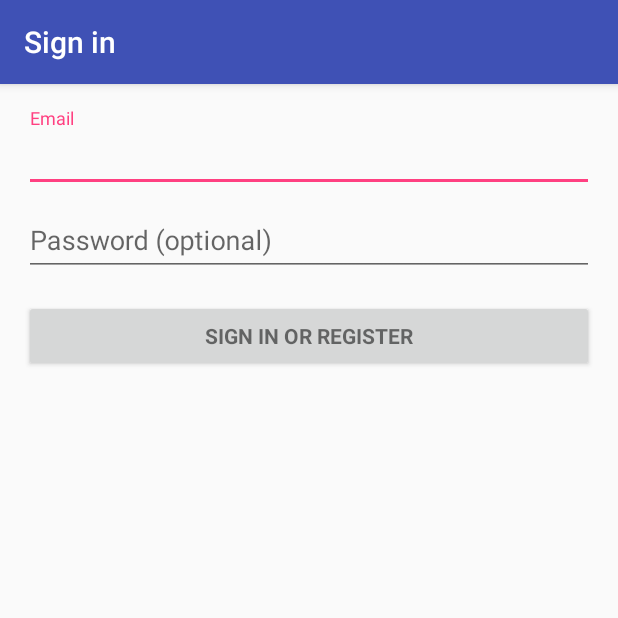
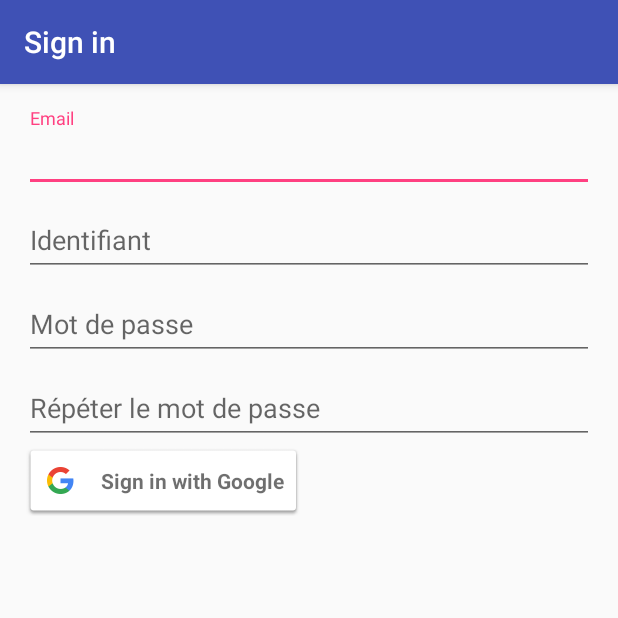
Before and after one commit to chautrom/MoodMap, an Android app: the LoginActivity screen opened directly, with no data from a screen before it, on a phone screen of 412 x 824 dp, the top half of it. Run offline under Robolectric (Android 15) with nearby library versions, the phone set to English and light mode, and no system bars.

Commit message:
Connection en utilisant un compte google

```diff
--- a/app/build.gradle
+++ b/app/build.gradle
@@ -27,4 +27,5 @@ dependencies {
     compile 'com.android.support:design:24.2.1'
     compile 'org.osmdroid:osmdroid-android:5.6.2'
     compile 'com.github.MKergall:osmbonuspack:6.1'
+    compile 'com.google.android.gms:play-services-auth:9.0.0'
 }
--- a/app/src/main/java/com/example/mapaide/moodmap/LoginActivity.java
+++ b/app/src/main/java/com/example/mapaide/moodmap/LoginActivity.java
@@ -3,6 +3,7 @@ package com.example.mapaide.moodmap;
 import android.animation.Animator;
 import android.animation.AnimatorListenerAdapter;
 import android.annotation.TargetApi;
+import android.content.Intent;
 import android.content.pm.PackageManager;
 import android.support.annotation.NonNull;
 import android.support.design.widget.Snackbar;
@@ -19,6 +20,7 @@ import android.os.Build;
 import android.os.Bundle;
 import android.provider.ContactsContract;
 import android.text.TextUtils;
+import android.util.Log;
 import android.view.KeyEvent;
 import android.view.View;
 import android.view.View.OnClickListener;
@@ -28,6 +30,15 @@ import android.widget.AutoCompleteTextView;
 import android.widget.Button;
 import android.widget.EditText;
 import android.widget.TextView;
+import android.widget.Toast;
+
+import com.google.android.gms.auth.api.signin.GoogleSignInAccount;
+import com.google.android.gms.auth.api.signin.GoogleSignInOptions;
+import com.google.android.gms.auth.api.signin.GoogleSignInResult;
+import com.google.android.gms.common.ConnectionResult;
+import com.google.android.gms.common.SignInButton;
+import com.google.android.gms.common.api.GoogleApiClient;
+import com.google.android.gms.auth.api.Auth;
 
 import java.util.ArrayList;
 import java.util.List;
@@ -37,12 +48,13 @@ import static android.Manifest.permission.READ_CONTACTS;
 /**
  * A login screen that offers login via email/password.
  */
-public class LoginActivity extends AppCompatActivity implements LoaderCallbacks<Cursor> {
+public class LoginActivity extends AppCompatActivity implements LoaderCallbacks<Cursor>, GoogleApiClient.OnConnectionFailedListener, View.OnClickListener {
 
     /**
      * Id to identity READ_CONTACTS permission request.
      */
     private static final int REQUEST_READ_CONTACTS = 0;
+    private static final int RC_SIGN_IN = 9001;
 
     /**
      * A dummy authentication store containing known user names and passwords.
@@ -61,6 +73,7 @@ public class LoginActivity extends AppCompatActivity implements LoaderCallbacks<
     private EditText mPasswordView;
     private View mProgressView;
     private View mLoginFormView;
+    private GoogleApiClient mGoogleApiClient;
 
     @Override
     protected void onCreate(Bundle savedInstanceState) {
@@ -68,7 +81,7 @@ public class LoginActivity extends AppCompatActivity implements LoaderCallbacks<
         setContentView(R.layout.activity_login);
         // Set up the login form.
         mEmailView = (AutoCompleteTextView) findViewById(R.id.email);
-        populateAutoComplete();
+        //populateAutoComplete();
 
         mPasswordView = (EditText) findViewById(R.id.password);
         mPasswordView.setOnEditorActionListener(new TextView.OnEditorActionListener() {
@@ -81,7 +94,7 @@ public class LoginActivity extends AppCompatActivity implements LoaderCallbacks<
                 return false;
             }
         });
-
+/*
         Button mEmailSignInButton = (Button) findViewById(R.id.email_sign_in_button);
         mEmailSignInButton.setOnClickListener(new OnClickListener() {
             @Override
@@ -89,9 +102,56 @@ public class LoginActivity extends AppCompatActivity implements LoaderCallbacks<
                 attemptLogin();
             }
         });
-
+*/
         mLoginFormView = findViewById(R.id.login_form);
         mProgressView = findViewById(R.id.login_progress);
+
+        GoogleSignInOptions gso = new GoogleSignInOptions.Builder(GoogleSignInOptions.DEFAULT_SIGN_IN)
+                .requestEmail()
+                .build();
+
+        mGoogleApiClient = new GoogleApiClient.Builder(this)
+                .enableAutoManage(this /* FragmentActivity */, this /* OnConnectionFailedListener */)
+                .addApi(Auth.GOOGLE_SIGN_IN_API, gso)
+                .build();
+
+        SignInButton signInButton = (SignInButton) findViewById(R.id.sign_in_button);
+        signInButton.setSize(SignInButton.SIZE_WIDE);
+
+        findViewById(R.id.sign_in_button).setOnClickListener(this);
+
+    }
+
+    public void signIn(){
+        Intent signInIntent = Auth.GoogleSignInApi.getSignInIntent(mGoogleApiClient);
+        startActivityForResult(signInIntent, RC_SIGN_IN);
+    }
+    private void signIn2() {
+        Intent signInIntent = Auth.GoogleSignInApi.getSignInIntent(mGoogleApiClient);
+        startActivityForResult(signInIntent, RC_SIGN_IN);
+    }
+
+    @Override
+    public void onActivityResult(int requestCode, int resultCode, Intent data) {
+        super.onActivityResult(requestCode, resultCode, data);
+
+        // Result returned from launching the Intent from GoogleSignInApi.getSignInIntent(...);
+        if (requestCode == RC_SIGN_IN) {
+            GoogleSignInResult result = Auth.GoogleSignInApi.getSignInResultFromIntent(data);
+            handleSignInResult(result);
+        }
+    }
+    private void handleSignInResult(GoogleSignInResult result) {
+        Log.d("TAG", "handleSignInResult:" + result.isSuccess());
+        if (result.isSuccess()) {
+            // Signed in successfully, show authenticated UI.
+            GoogleSignInAccount acct = result.getSignInAccount();
+            //mStatusTextView.setText(getString(R.string.signed_in_fmt, acct.getDisplayName()));
+            //updateUI(true);
+        } else {
+            // Signed out, show unauthenticated UI.
+            //updateUI(false);
+        }
     }
 
     private void populateAutoComplete() {
@@ -279,6 +339,20 @@ public class LoginActivity extends AppCompatActivity implements LoaderCallbacks<
         mEmailView.setAdapter(adapter);
     }
 
+    @Override
+    public void onConnectionFailed(@NonNull ConnectionResult connectionResult) {
+        Log.d("TAG", "onConnectionFailed:" + connectionResult);
+    }
+
+    @Override
+    public void onClick(View v) {
+        switch (v.getId()) {
+            case R.id.sign_in_button:
+                signIn();
+                break;
+        }
+    }
+
 
     private interface ProfileQuery {
         String[] PROJECTION = {
@@ -333,6 +407,7 @@ public class LoginActivity extends AppCompatActivity implements LoaderCallbacks<
             showProgress(false);
 
             if (success) {
+                Toast.makeText(LoginActivity.this, "mot de passe howa hadak", Toast.LENGTH_LONG).show();
                 finish();
             } else {
                 mPasswordView.setError(getString(R.string.error_incorrect_password));
--- a/app/src/main/res/layout/activity_login.xml
+++ b/app/src/main/res/layout/activity_login.xml
@@ -49,6 +49,21 @@
                 android:layout_width="match_parent"
                 android:layout_height="wrap_content">
 
+                <AutoCompleteTextView
+                    android:id="@+id/id"
+                    android:layout_width="match_parent"
+                    android:layout_height="wrap_content"
+                    android:hint="@string/prompt_id"
+                    android:inputType="text"
+                    android:maxLines="1"
+                    android:singleLine="true" />
+
+            </android.support.design.widget.TextInputLayout>
+
+            <android.support.design.widget.TextInputLayout
+                android:layout_width="match_parent"
+                android:layout_height="wrap_content">
+
                 <EditText
                     android:id="@+id/password"
                     android:layout_width="match_parent"
@@ -63,6 +78,24 @@
 
             </android.support.design.widget.TextInputLayout>
 
+            <android.support.design.widget.TextInputLayout
+                android:layout_width="match_parent"
+                android:layout_height="wrap_content">
+
+                <EditText
+                    android:id="@+id/password2"
+                    android:layout_width="match_parent"
+                    android:layout_height="wrap_content"
+                    android:hint="@string/prompt_password2"
+                    android:imeActionId="@+id/login"
+                    android:imeActionLabel="@string/action_sign_in_short"
+                    android:imeOptions="actionUnspecified"
+                    android:inputType="textPassword"
+                    android:maxLines="1"
+                    android:singleLine="true" />
+
+            </android.support.design.widget.TextInputLayout>
+<!--
             <Button
                 android:id="@+id/email_sign_in_button"
                 style="?android:textAppearanceSmall"
@@ -71,6 +104,11 @@
                 android:layout_marginTop="16dp"
                 android:text="@string/action_sign_in"
                 android:textStyle="bold" />
+-->
+            <com.google.android.gms.common.SignInButton
+                android:id="@+id/sign_in_button"
+                android:layout_width="wrap_content"
+                android:layout_height="wrap_content" />
 
         </LinearLayout>
     </ScrollView>
--- a/app/src/main/res/values/strings.xml
+++ b/app/src/main/res/values/strings.xml
@@ -9,8 +9,10 @@
 
     <!-- Strings related to login -->
     <string name="prompt_email">Email</string>
-    <string name="prompt_password">Password (optional)</string>
-    <string name="action_sign_in">Sign in or register</string>
+    <string name="prompt_password">Mot de passe</string>
+    <string name="prompt_password2">Répéter le mot de passe</string>
+    <string name="prompt_id">Identifiant</string>
+    <string name="action_sign_in">Créer un compte</string>
     <string name="action_sign_in_short">Sign in</string>
     <string name="error_invalid_email">This email address is invalid</string>
     <string name="error_invalid_password">This password is too short</string>
```
Also changed, not shown: app/src/main/java/com/example/mapaide/moodmap/Compte.java (added, +50 -0 lines).
